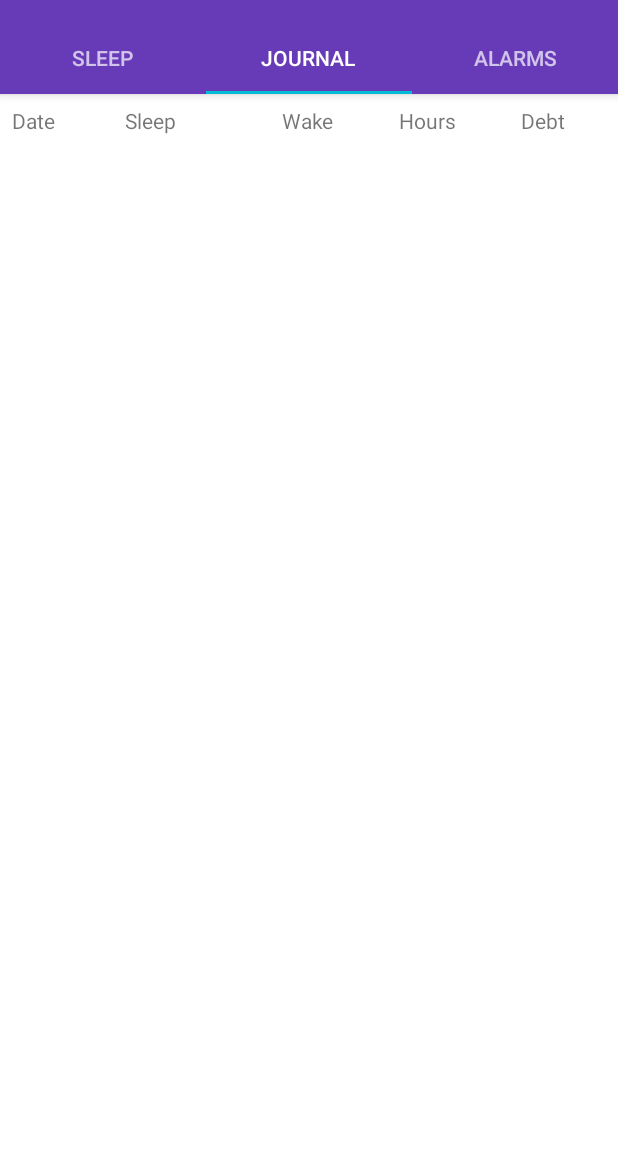
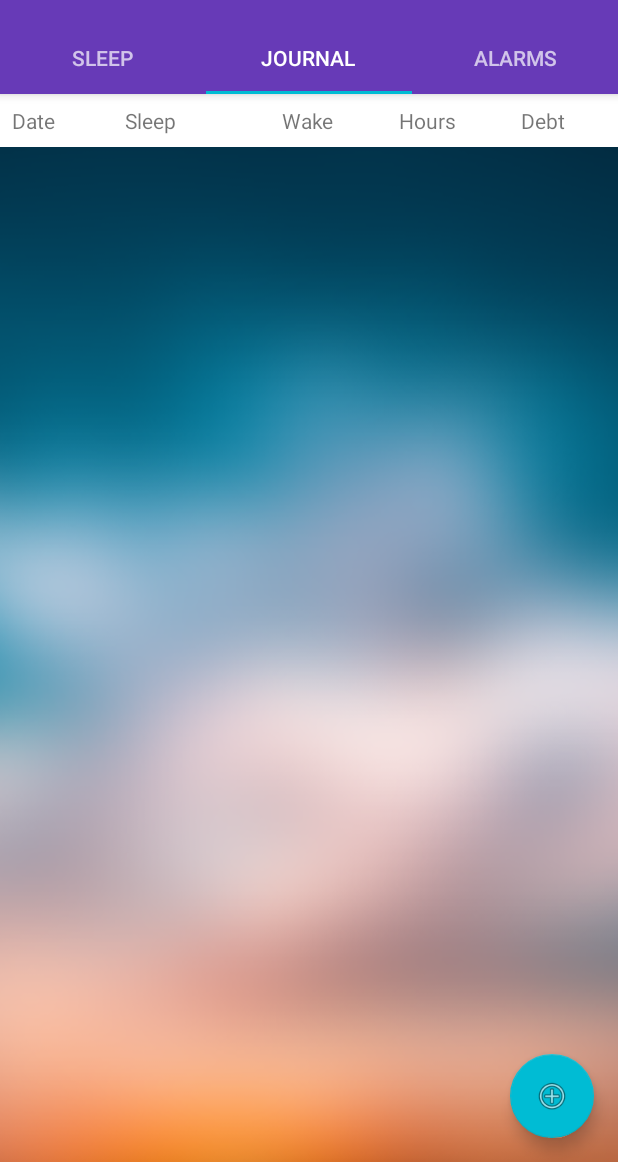
Before and after one commit to ryanulep/siestazzz, an Android app: the screen it shows after launch (MainActivity), tab 2 chosen, on a phone screen of 412 x 824 dp, the part 74-1236 px from its top. Run offline under Robolectric (Android 15) with nearby library versions, the phone set to English and light mode, and no system bars.

Commit message:
Added Floating Action Button to fragment_journal_entry_list

```diff
--- a/mobile/src/main/java/com/ucr/buzuka/siestazzz/model/Journal.java
+++ b/mobile/src/main/java/com/ucr/buzuka/siestazzz/model/Journal.java
@@ -135,8 +135,8 @@ public class Journal {
                 whereClause,
                 whereArgs,
                 null, // groupBy
-                null, // having
-                null // orderBy
+                null,  // having
+                null  // orderBy
         );
 
         return new JournalEntryCursorWrapper(cursor);
--- a/mobile/src/main/res/layout/fragment_journal_entry_list.xml
+++ b/mobile/src/main/res/layout/fragment_journal_entry_list.xml
@@ -1,5 +1,12 @@
 <?xml version="1.0" encoding="utf-8"?>
-<LinearLayout xmlns:android="http://schemas.android.com/apk/res/android"
+<android.support.design.widget.CoordinatorLayout
+    xmlns:android="http://schemas.android.com/apk/res/android"
+    xmlns:tools="http://schemas.android.com/tools"
+    xmlns:app="http://schemas.android.com/apk/res-auto"
+    android:layout_width="match_parent"
+    android:layout_height="match_parent">
+    <LinearLayout
+        xmlns:app="http://schemas.android.com/apk/res-auto"
         android:layout_height="wrap_content"
         android:layout_width="match_parent"
         android:orientation="vertical">
@@ -70,6 +77,17 @@
             android:id="@+id/journal_recycler_view"
             android:layout_width="match_parent"
             android:layout_height="match_parent"
-        android:background="@color/colorIcons" />
+            android:background="@color/colorIcons" >
 
+        </android.support.v7.widget.RecyclerView>
     </LinearLayout>
+
+    <android.support.design.widget.FloatingActionButton
+    android:id="@+id/add_journal_entry_fab"
+    android:layout_width="wrap_content"
+    android:layout_height="wrap_content"
+    android:layout_gravity="bottom|end"
+    android:layout_margin="16dp"
+    app:srcCompat="@android:drawable/ic_menu_add" />
+
+</android.support.design.widget.CoordinatorLayout>
```
Lines whose indentation alone changed are shown as unchanged.
